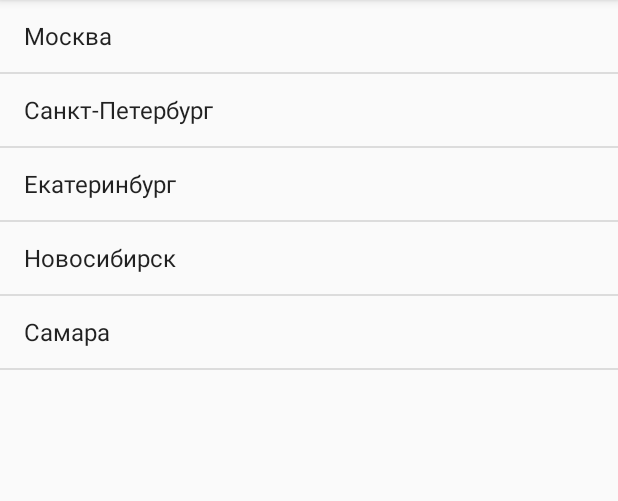
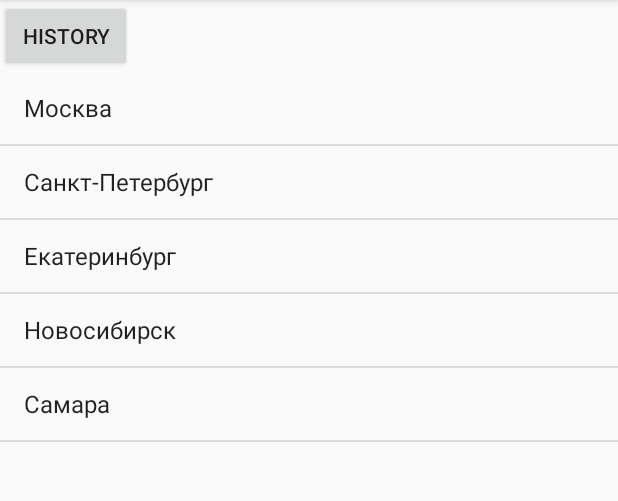
Before and after one commit to Yurok86RUS/Android_1, an Android app: the screen it shows after launch (MainActivity), on a phone screen of 412 x 824 dp, the part 84-585 px from its top. Run offline under Robolectric (Android 15) with nearby library versions, the phone set to English and light mode, and no system bars.

Commit message:
create buttons

```diff
--- a/HW_6_20190512/app/src/main/res/layout-land/activity_main.xml
+++ b/HW_6_20190512/app/src/main/res/layout-land/activity_main.xml
@@ -19,4 +19,10 @@
         android:background="?android:attr/detailsElementBackground">
 
     </FrameLayout>
+
+    <Button
+        android:id="@+id/buttonHistory"
+        android:layout_width="wrap_content"
+        android:layout_height="wrap_content"
+        android:text="@string/history"/>
 </LinearLayout>
--- a/HW_6_20190512/app/src/main/res/layout/activity_main.xml
+++ b/HW_6_20190512/app/src/main/res/layout/activity_main.xml
@@ -1,6 +1,19 @@
 <?xml version="1.0" encoding="utf-8"?>
-<fragment xmlns:android="http://schemas.android.com/apk/res/android"
-    android:id="@+id/cities"
-    android:name="com.yur0k.weather.CitiesFragment"
+<LinearLayout xmlns:android="http://schemas.android.com/apk/res/android"
     android:layout_width="match_parent"
-    android:layout_height="match_parent" />
+    android:layout_height="match_parent"
+    android:orientation="vertical">
+
+    <Button
+        android:id="@+id/history"
+        android:layout_width="wrap_content"
+        android:layout_height="wrap_content"
+        android:text="@string/history" />
+
+    <fragment
+        android:id="@+id/cities"
+        android:name="com.yur0k.weather.CitiesFragment"
+        android:layout_width="match_parent"
+        android:layout_height="match_parent" />
+
+</LinearLayout>
--- a/HW_6_20190512/app/src/main/res/values/strings.xml
+++ b/HW_6_20190512/app/src/main/res/values/strings.xml
@@ -31,4 +31,5 @@
     <string name="pressure_now">755</string>
     <string name="pressure_tomorrow">956</string>
     <string name="pressure_after">357</string>
+    <string name="history">History</string>
 </resources>
```
